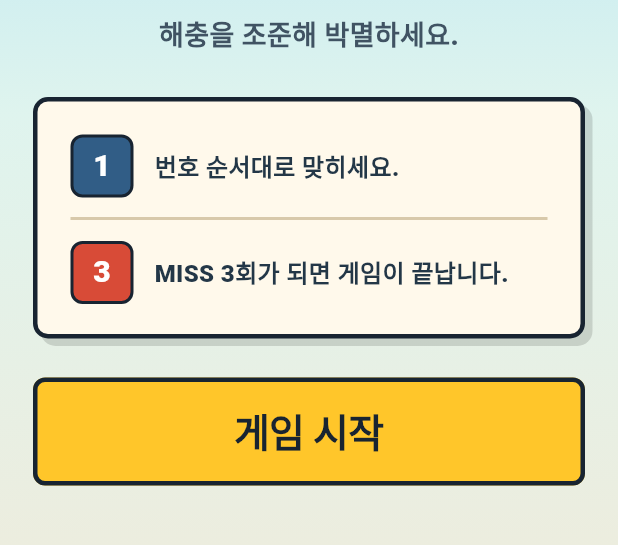
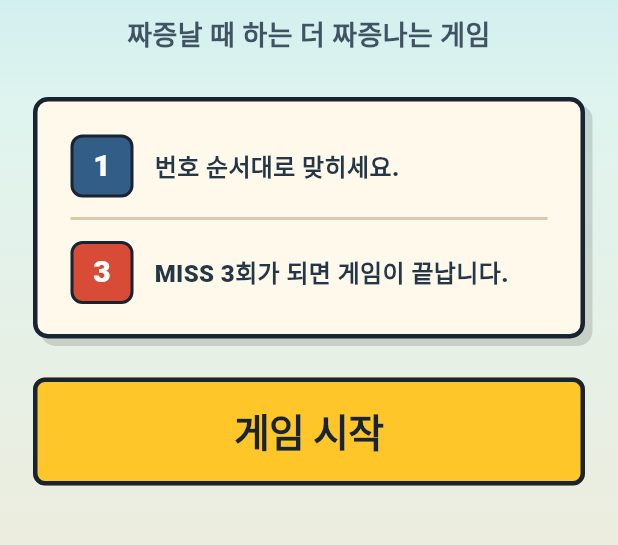
Before and after one commit to tigerpusan/bug-hunter-pixel, a Flutter app: the screen it shows after launch, on a phone screen of 412 x 824 dp, the part 503-1048 px from its top. Run offline on Flutter 3.47's test engine with Material 3 defaults, Android fonts, the light colour scheme and no system bars; our stand-ins replace shared_preferences, webview_flutter.

Commit message:
V1.3.4 update home concept copy

```diff
--- a/lib/app.dart
+++ b/lib/app.dart
@@ -82,7 +82,7 @@ class HomeScreen extends StatelessWidget {
                     ),
                     const SizedBox(height: 10),
                     const Text(
-                      '해충을 조준해 박멸하세요.',
+                      '짜증날 때 하는 더 짜증나는 게임',
                       textAlign: TextAlign.center,
                       style: TextStyle(
                         fontSize: 18,
```
